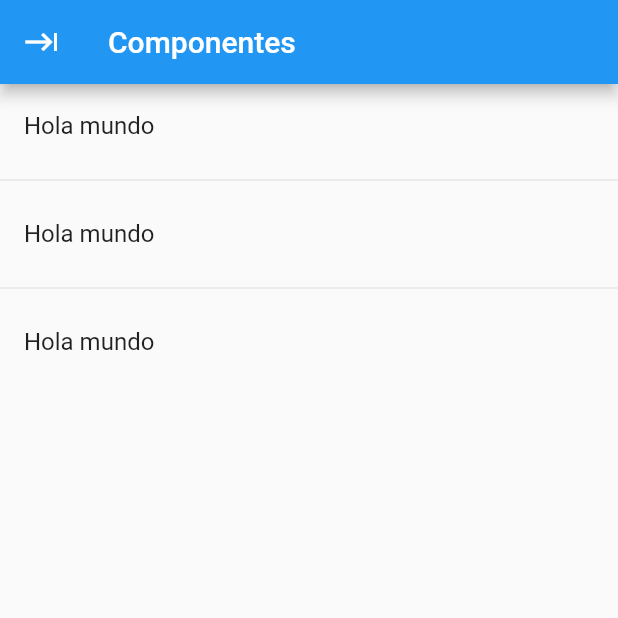
After one commit to rickymuvel/2-flutter-components, a Flutter app: the screen it shows after launch, on a phone screen of 412 x 824 dp, the top half of it. The commit adds this screen. Run offline on Flutter 3.47's test engine with Material 2 defaults, Android fonts, the phone set to English and light mode, and no system bars.

Commit message:
- Añadiendo un archivo en formato json que queremos leer - Añadiendo referencia del archivo json en el pucspec.yaml - Pasando a usar el HomePage en el main.dart - Creando el HomePage el cual importa el archivo json. - Se crea el archivo que lee el archivo json.

```diff
--- a/lib/main.dart
+++ b/lib/main.dart
@@ -1,5 +1,7 @@
 import 'package:flutter/material.dart';
-import 'package:componentes/src/pages/home_temp.dart';
+
+import 'package:componentes/src/pages/home_page.dart';
+// import 'package:componentes/src/pages/home_temp.dart';
 
 void main() => runApp(MyApp());
 
@@ -9,7 +11,7 @@ class MyApp extends StatelessWidget {
     return MaterialApp(
       title: 'Componentes App',
       debugShowCheckedModeBanner: false,
-      home: HomePageTemp(),
+      home: HomePage(),
     );
   }
 }
--- /dev/null
+++ b/lib/src/pages/home_page.dart
@@ -0,0 +1,41 @@
+import 'package:componentes/src/providers/menu_provider.dart';
+import 'package:flutter/material.dart';
+
+class HomePage extends StatelessWidget {
+
+  @override
+  Widget build(BuildContext context) {
+    return Scaffold(
+      appBar: AppBar(
+        leading: Icon(Icons.keyboard_tab),
+        title: Text('Componentes'),
+      ),
+      body: _lista(),
+    );
+  }
+
+  Widget _lista() {
+    print(menuProvider.opciones);
+
+    return
+      ListView(
+        children: _listaItems(),
+      );
+    }
+
+  List<Widget> _listaItems() {
+    return [
+      ListTile(
+        title: Text('Hola mundo')
+      ),
+      Divider(),
+      ListTile(
+        title: Text('Hola mundo')
+      ),
+      Divider(),
+      ListTile(
+        title: Text('Hola mundo')
+      ),
+    ];
+  }
+}
--- a/pubspec.yaml
+++ b/pubspec.yaml
@@ -41,8 +41,8 @@ flutter:
   uses-material-design: true
 
   # To add assets to your application, add an assets section, like this:
-  # assets:
-  #  - images/a_dot_burr.jpeg
+  assets:
+   - data/menu_opts.json
   #  - images/a_dot_ham.jpeg
 
   # An image asset can refer to one or more resolution-specific "variants", see
```
Also changed, not shown: data/menu_opts.json (added, +20 -0 lines), lib/src/providers/menu_provider.dart (added, +19 -0 lines).
